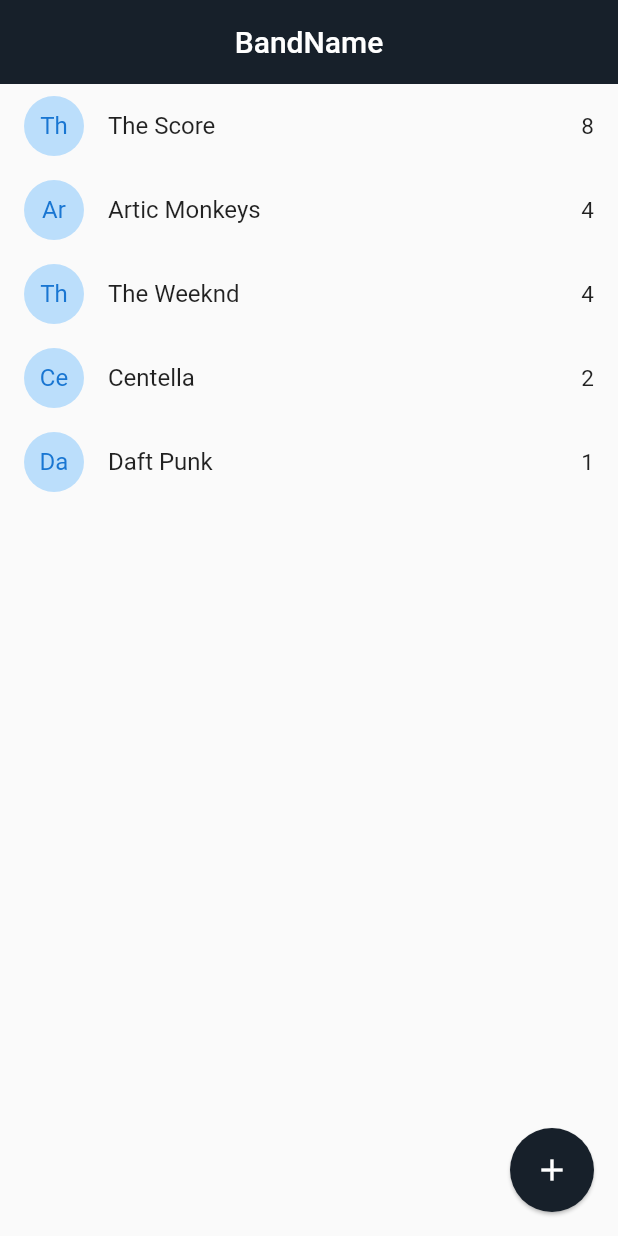
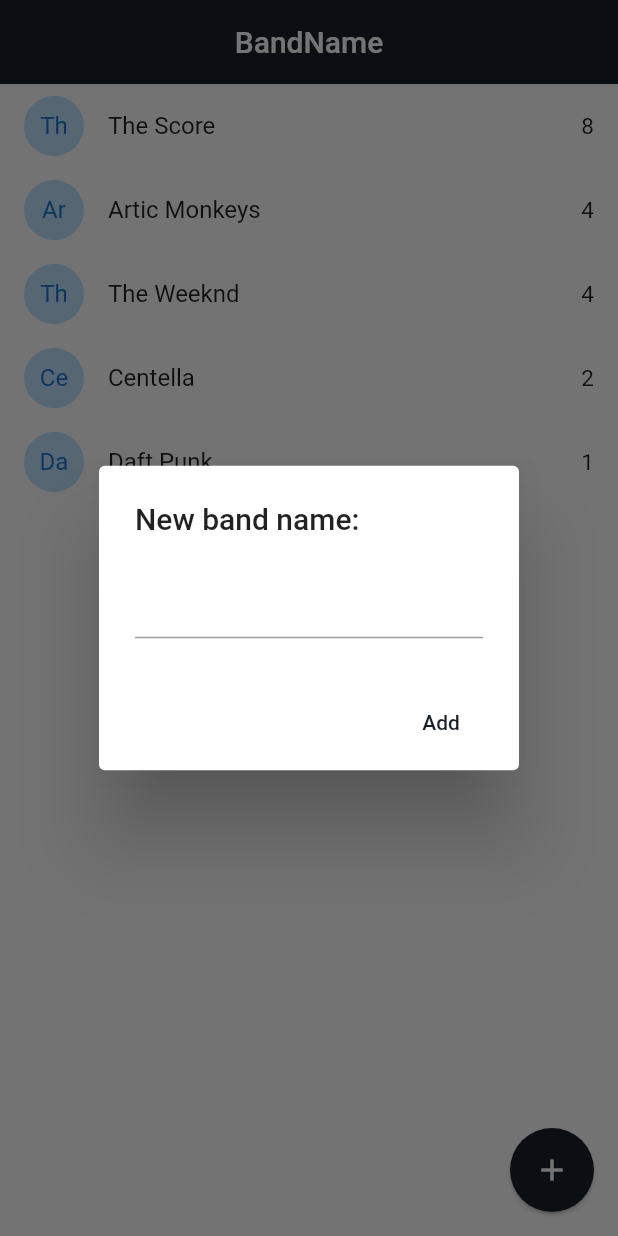
Before and after one commit to gvillegasc/band-names-flutter, a Flutter app: the screen it shows after launch, after a tap on the "add" icon, on a phone screen of 412 x 824 dp. Run offline on Flutter 3.47's test engine with Material 2 defaults, Android fonts, the phone set to English and light mode, and no system bars.

Commit message:
Creating showdialog to create new band

```diff
--- a/lib/src/pages/home_page.dart
+++ b/lib/src/pages/home_page.dart
@@ -1,4 +1,7 @@
+import 'dart:io';
+
 import 'package:band_names/src/models/band_model.dart';
+import 'package:flutter/cupertino.dart';
 import 'package:flutter/material.dart';
 
 class HomePage extends StatefulWidget {
@@ -30,7 +33,7 @@ class _HomePageState extends State<HomePage> {
           child: Icon(Icons.add),
           elevation: 1,
           backgroundColor: Color(0xff17202A),
-          onPressed: () {},
+          onPressed: addNewBand,
         ),
         body: ListView.builder(
             itemCount: bands.length,
@@ -53,4 +56,60 @@ class _HomePageState extends State<HomePage> {
       },
     );
   }
+
+  addNewBand() {
+    final textController = new TextEditingController();
+    if (Platform.isAndroid) {
+      return showDialog(
+          context: context,
+          builder: (context) {
+            return AlertDialog(
+              title: Text('New band name:'),
+              content: TextField(
+                controller: textController,
+              ),
+              actions: <Widget>[
+                MaterialButton(
+                  child: Text('Add'),
+                  elevation: 6,
+                  textColor: Color(0xff17202A),
+                  onPressed: () => addBandToList(textController.text),
+                )
+              ],
+            );
+          });
+    }
+    showCupertinoDialog(
+        context: context,
+        builder: (_) {
+          return CupertinoAlertDialog(
+            title: Text('New band name:'),
+            content: CupertinoTextField(
+              controller: textController,
+            ),
+            actions: <Widget>[
+              CupertinoDialogAction(
+                isDefaultAction: true,
+                child: Text('Add'),
+                onPressed: () => addBandToList(textController.text),
+              ),
+              CupertinoDialogAction(
+                isDestructiveAction: true,
+                child: Text('Dismiss'),
+                onPressed: () => Navigator.pop(context),
+              )
+            ],
+          );
+        });
+  }
+
+  void addBandToList(String name) {
+    if (name.length > 1) {
+      setState(() {
+        this.bands.add(
+            new BandModel(id: DateTime.now().toString(), name: name, votes: 0));
+      });
+    }
+    Navigator.pop(context);
+  }
 }
```
